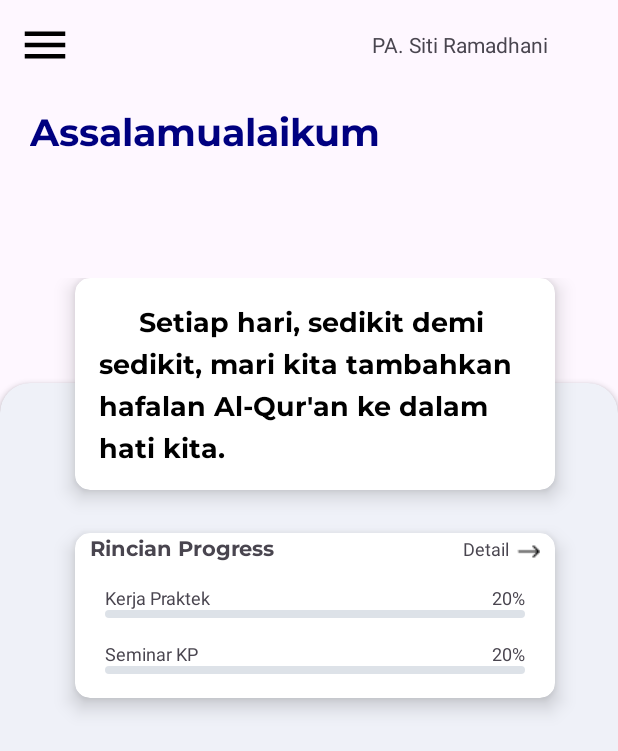
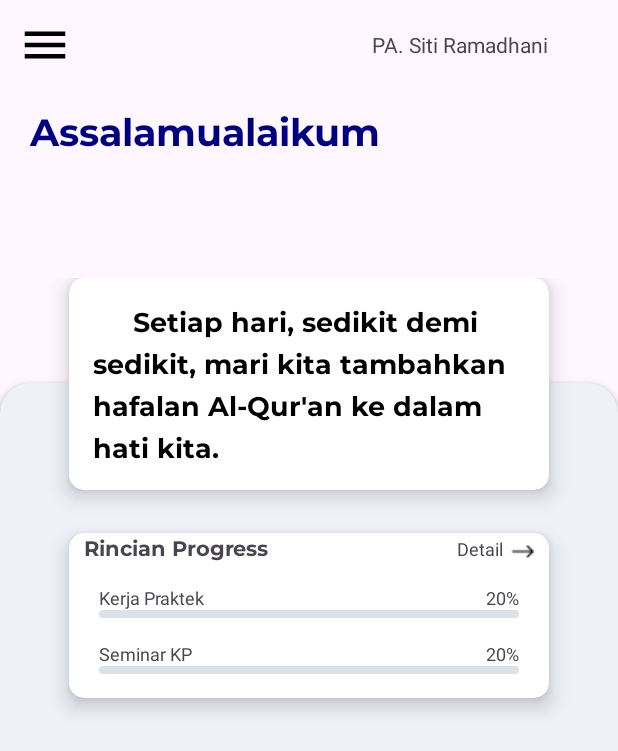
Before and after one commit to SuryaHidayat93/UAS-Pemger, an Android app: the BerandaMahasiswaActivity screen opened directly, with no data from a screen before it, on a phone screen of 412 x 824 dp. Shown: the top 751 px of the screen. Run offline under Robolectric (Android 15) with nearby library versions, the phone set to English and light mode, and no system bars; 1 statement that could not run was skipped.

Commit message:
update 20

```diff
--- a/app/src/main/res/layout/activity_berandamahasiswa.xml
+++ b/app/src/main/res/layout/activity_berandamahasiswa.xml
@@ -70,7 +70,7 @@
                     android:id="@+id/text"
                     android:layout_width="wrap_content"
                     android:layout_height="wrap_content"
-                    android:layout_marginLeft="50dp"
+                    android:layout_gravity="center_horizontal"
                     app:cardCornerRadius="10dp"
                     app:cardElevation="8dp"
                     app:cardMaxElevation="16dp"
@@ -90,7 +90,7 @@
             <androidx.cardview.widget.CardView
                 android:layout_width="320dp"
                 android:layout_height="110dp"
-                android:layout_marginLeft="50dp"
+                android:layout_gravity="center_horizontal"
                 android:layout_marginTop="170dp"
                 app:cardCornerRadius="10dp"
                 app:cardElevation="8dp"
@@ -100,6 +100,7 @@
                 <RelativeLayout
                     android:layout_width="wrap_content"
                     android:layout_height="wrap_content"
+
                     >
                     <TextView
                         android:id="@+id/txtrincian"
```
